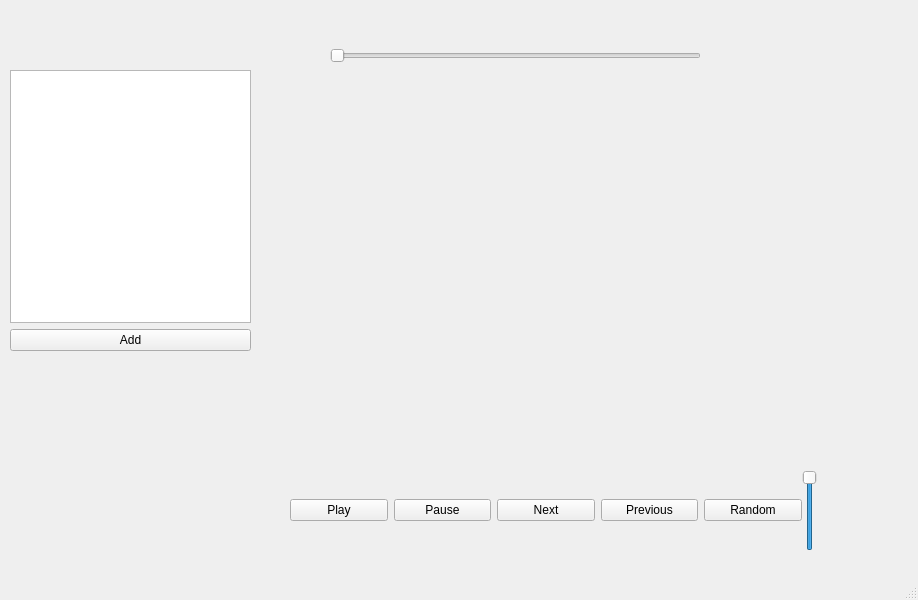
Above: musicplayer.ui from kvasoedd/musicplayer_kursovichok before the change. Below: the same form after it.
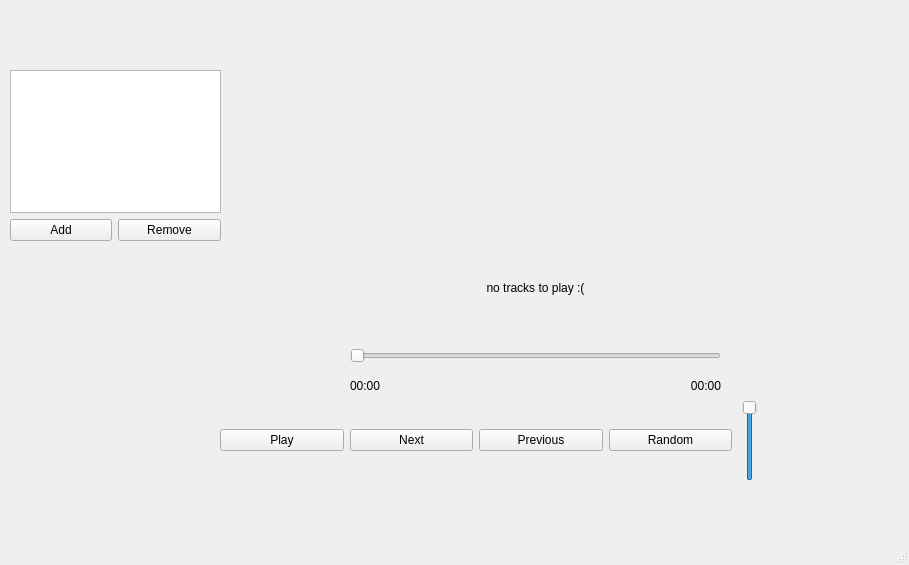
That is the form after the change.

```diff
--- a/musicplayer.ui
+++ b/musicplayer.ui
@@ -6,8 +6,8 @@
    <rect>
     <x>0</x>
     <y>0</y>
-    <width>918</width>
-    <height>600</height>
+    <width>909</width>
+    <height>565</height>
    </rect>
   </property>
   <property name="windowTitle">
@@ -17,8 +17,8 @@
    <widget class="QWidget" name="horizontalLayoutWidget">
     <property name="geometry">
      <rect>
-      <x>290</x>
-      <y>470</y>
+      <x>220</x>
+      <y>400</y>
       <width>512</width>
       <height>80</height>
      </rect>
@@ -31,13 +31,6 @@
        </property>
       </widget>
      </item>
-     <item>
-      <widget class="QPushButton" name="buttonPause">
-       <property name="text">
-        <string>Pause</string>
-       </property>
-      </widget>
-     </item>
      <item>
       <widget class="QPushButton" name="buttonNext">
        <property name="text">
@@ -64,8 +57,8 @@
    <widget class="QSlider" name="volumeSlider">
     <property name="geometry">
      <rect>
-      <x>800</x>
-      <y>470</y>
+      <x>740</x>
+      <y>400</y>
       <width>20</width>
       <height>81</height>
      </rect>
@@ -85,8 +78,8 @@
      <rect>
       <x>10</x>
       <y>70</y>
-      <width>241</width>
-      <height>281</height>
+      <width>211</width>
+      <height>171</height>
      </rect>
     </property>
     <layout class="QGridLayout" name="playlistLayout">
@@ -97,7 +90,14 @@
        </property>
       </widget>
      </item>
-     <item row="0" column="0">
+     <item row="1" column="1">
+      <widget class="QPushButton" name="buttonRemove">
+       <property name="text">
+        <string>Remove</string>
+       </property>
+      </widget>
+     </item>
+     <item row="0" column="0" colspan="2">
       <widget class="QListWidget" name="listWidget"/>
      </item>
     </layout>
@@ -105,16 +105,70 @@
    <widget class="QSlider" name="progressSlider">
     <property name="geometry">
      <rect>
-      <x>330</x>
-      <y>40</y>
+      <x>350</x>
+      <y>340</y>
       <width>371</width>
       <height>31</height>
      </rect>
     </property>
+    <property name="maximum">
+     <number>100</number>
+    </property>
     <property name="orientation">
      <enum>Qt::Orientation::Horizontal</enum>
     </property>
    </widget>
+   <widget class="QLabel" name="currentTrackLabel">
+    <property name="geometry">
+     <rect>
+      <x>400</x>
+      <y>280</y>
+      <width>271</width>
+      <height>16</height>
+     </rect>
+    </property>
+    <property name="layoutDirection">
+     <enum>Qt::LayoutDirection::LeftToRight</enum>
+    </property>
+    <property name="text">
+     <string>no tracks to play :(</string>
+    </property>
+    <property name="alignment">
+     <set>Qt::AlignmentFlag::AlignCenter</set>
+    </property>
+   </widget>
+   <widget class="QWidget" name="horizontalLayoutWidget_2">
+    <property name="geometry">
+     <rect>
+      <x>350</x>
+      <y>370</y>
+      <width>371</width>
+      <height>31</height>
+     </rect>
+    </property>
+    <layout class="QHBoxLayout" name="horizontalLayout_2">
+     <item>
+      <widget class="QLabel" name="labelCurrentTime">
+       <property name="text">
+        <string>00:00</string>
+       </property>
+       <property name="alignment">
+        <set>Qt::AlignmentFlag::AlignLeading|Qt::AlignmentFlag::AlignLeft|Qt::AlignmentFlag::AlignVCenter</set>
+       </property>
+      </widget>
+     </item>
+     <item>
+      <widget class="QLabel" name="labelTotalTime">
+       <property name="text">
+        <string>00:00</string>
+       </property>
+       <property name="alignment">
+        <set>Qt::AlignmentFlag::AlignRight|Qt::AlignmentFlag::AlignTrailing|Qt::AlignmentFlag::AlignVCenter</set>
+       </property>
+      </widget>
+     </item>
+    </layout>
+   </widget>
   </widget>
   <widget class="QMenuBar" name="menubar">
    <property name="geometry">
```
Left out of the diff: 6 changed lines with no effect on the pictures.
